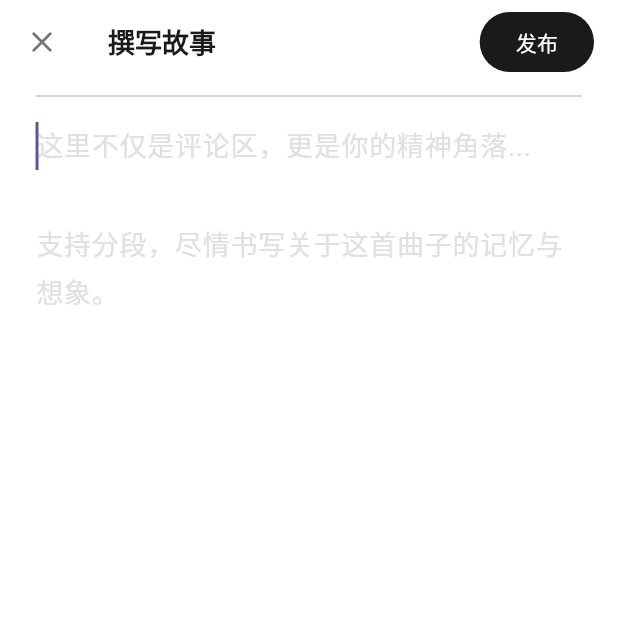
After one commit to zhangbaoquan/music_community_mvp, a Flutter app: the StoryEditorView screen opened directly, on a phone screen of 412 x 824 dp, the top half of it. The commit adds this screen. Run offline on Flutter 3.47's test engine with Material 3 defaults, Android fonts, the phone set to English and light mode, and no system bars; our stand-ins replace get, just_audio, supabase_flutter; accounts and stored records are empty; Roboto replaces fonts that are missing (-apple-system).

Commit message:
[feat] 1、新增长篇沉浸式音乐故事编辑

```diff
--- a/lib/features/social/comments_sheet.dart
+++ b/lib/features/social/comments_sheet.dart
@@ -3,6 +3,7 @@ import 'package:get/get.dart';
 import 'package:music_community_mvp/core/shim_google_fonts.dart';
 import 'comments_controller.dart';
 import 'comment_model.dart';
+import 'story_editor_view.dart';
 
 class CommentsSheet extends StatelessWidget {
   const CommentsSheet({super.key});
@@ -188,8 +189,11 @@ class CommentsSheet extends StatelessWidget {
                   children: [
                     TextButton.icon(
                       onPressed: () {
-                        // TODO: Navigate to Long Form Editor
-                        Get.snackbar("敬请期待", "长篇故事编辑器正在装修中...");
+                        // Open Full Screen Editor
+                        Get.to(
+                          () => const StoryEditorView(),
+                          transition: Transition.downToUp,
+                        );
                       },
                       icon: const Icon(
                         Icons.edit_note_rounded,
--- /dev/null
+++ b/lib/features/social/story_editor_view.dart
@@ -0,0 +1,139 @@
+import 'package:flutter/material.dart';
+import 'package:get/get.dart';
+import 'package:music_community_mvp/core/shim_google_fonts.dart';
+import 'comments_controller.dart';
+
+class StoryEditorView extends StatefulWidget {
+  const StoryEditorView({super.key});
+
+  @override
+  State<StoryEditorView> createState() => _StoryEditorViewState();
+}
+
+class _StoryEditorViewState extends State<StoryEditorView> {
+  final CommentsController controller = Get.find<CommentsController>();
+  final TextEditingController textController = TextEditingController();
+
+  // FocusNode to handle keyboard immediately
+  final FocusNode _focusNode = FocusNode();
+
+  @override
+  void initState() {
+    super.initState();
+    // Auto focus
+    WidgetsBinding.instance.addPostFrameCallback((_) {
+      _focusNode.requestFocus();
+    });
+  }
+
+  @override
+  void dispose() {
+    textController.dispose();
+    _focusNode.dispose();
+    super.dispose();
+  }
+
+  void _handlePost() {
+    if (textController.text.trim().isNotEmpty) {
+      controller.postComment(textController.text);
+      Get.back(); // Close editor
+      // Get.back(); // Optional: Close sheet too? Maybe keep sheet open to see result.
+      // Actually CommentSheet is likely below this in stack or if we replaced it.
+      // If we opened this via Get.to(), we return to previous.
+    }
+  }
+
+  @override
+  Widget build(BuildContext context) {
+    return Scaffold(
+      backgroundColor: Colors.white, // Paper-like white
+      appBar: AppBar(
+        backgroundColor: Colors.white,
+        elevation: 0,
+        leading: IconButton(
+          icon: const Icon(Icons.close_rounded, color: Colors.black54),
+          onPressed: () => Get.back(),
+        ),
+        title: Text(
+          "撰写故事",
+          style: GoogleFonts.outfit(
+            color: const Color(0xFF1A1A1A),
+            fontWeight: FontWeight.bold,
+            fontSize: 18,
+          ),
+        ),
+        actions: [
+          Obx(
+            () => Padding(
+              padding: const EdgeInsets.only(right: 16.0),
+              child: Center(
+                child: ElevatedButton(
+                  onPressed: controller.isPosting.value ? null : _handlePost,
+                  style: ElevatedButton.styleFrom(
+                    backgroundColor: const Color(0xFF1A1A1A),
+                    foregroundColor: Colors.white,
+                    elevation: 0,
+                    shape: RoundedRectangleBorder(
+                      borderRadius: BorderRadius.circular(20),
+                    ),
+                    padding: const EdgeInsets.symmetric(
+                      horizontal: 24,
+                      vertical: 0,
+                    ),
+                  ),
+                  child: controller.isPosting.value
+                      ? const SizedBox(
+                          width: 16,
+                          height: 16,
+                          child: CircularProgressIndicator(
+                            strokeWidth: 2,
+                            color: Colors.white,
+                          ),
+                        )
+                      : const Text("发布"),
+                ),
+              ),
+            ),
+          ),
+        ],
+      ),
+      body: Container(
+        width: double.infinity,
+        height: double.infinity,
+        padding: const EdgeInsets.symmetric(horizontal: 24),
+        child: Column(
+          children: [
+            // Song Context (Subtle)
+            // Ideally we show "Writing for: Song Name"
+            // But controller might be generic. We can access PlayerController via View,
+            // but let's keep it clean.
+            const Divider(),
+            Expanded(
+              child: TextField(
+                controller: textController,
+                focusNode: _focusNode,
+                maxLines: null, // Unlimited lines
+                expands: true,
+                textAlignVertical: TextAlignVertical.top,
+                style: GoogleFonts.outfit(
+                  fontSize: 18,
+                  height: 1.8, // Comfortable line height for reading/writing
+                  color: const Color(0xFF2A2A2A),
+                ),
+                decoration: InputDecoration(
+                  hintText: "这里不仅是评论区，更是你的精神角落...\n\n支持分段，尽情书写关于这首曲子的记忆与想象。",
+                  hintStyle: GoogleFonts.outfit(
+                    color: Colors.grey[300],
+                    fontSize: 18,
+                    height: 1.8,
+                  ),
+                  border: InputBorder.none,
+                ),
+              ),
+            ),
+          ],
+        ),
+      ),
+    );
+  }
+}
```
